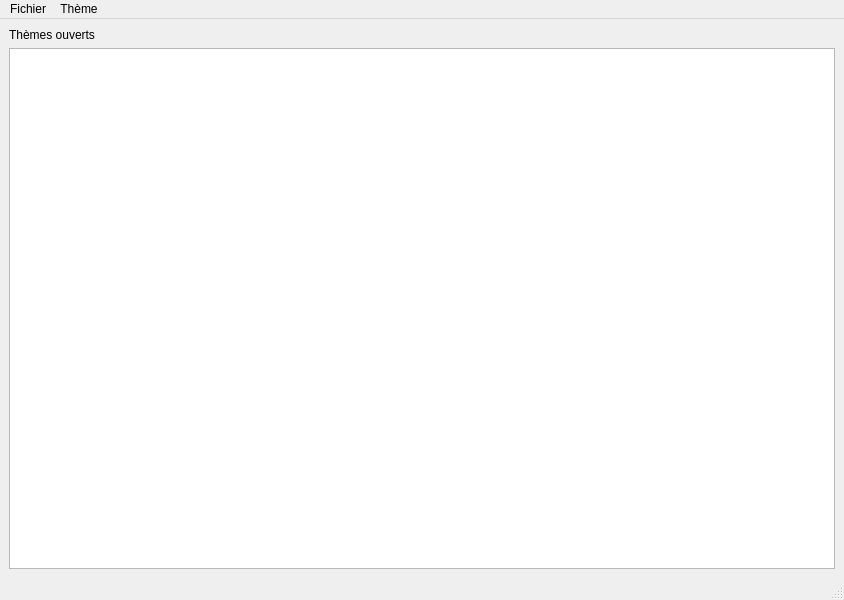
SchawnnDev/ColorThemeManager, file ui/mainwindow.ui: the form before one commit.
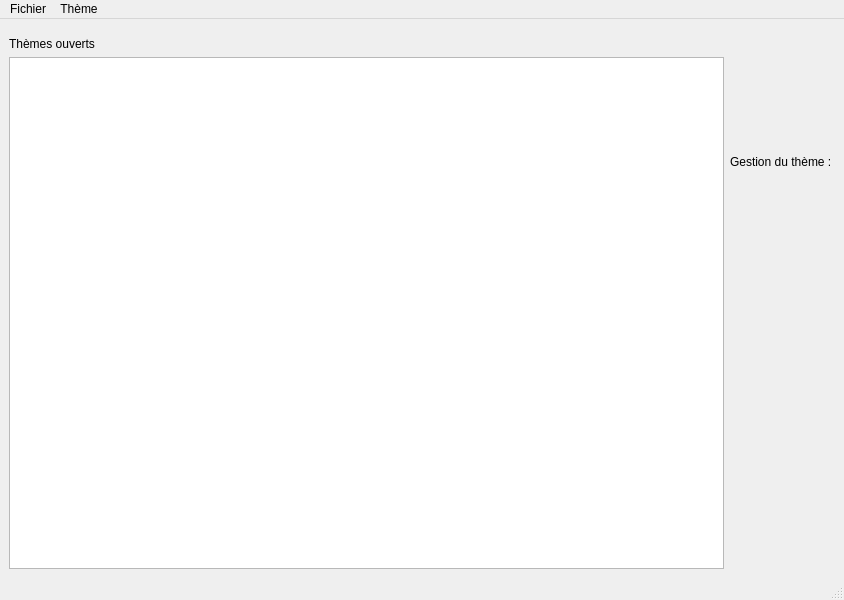
The form after the commit. Custom widgets are drawn as their Qt base class.

Commit message: splitted theme editor into another file

The edit to the form file:
```diff
--- a/ui/mainwindow.ui
+++ b/ui/mainwindow.ui
@@ -17,6 +17,9 @@
    <layout class="QHBoxLayout" name="horizontalLayout_6">
     <item>
      <layout class="QVBoxLayout" name="verticalLayout_2">
+      <property name="topMargin">
+       <number>9</number>
+      </property>
       <item>
        <widget class="QLabel" name="label">
         <property name="text">
@@ -29,6 +32,26 @@
       </item>
      </layout>
     </item>
+    <item>
+     <layout class="QVBoxLayout" name="verticalLayout">
+      <item>
+       <widget class="QLabel" name="label_2">
+        <property name="sizePolicy">
+         <sizepolicy hsizetype="Preferred" vsizetype="Minimum">
+          <horstretch>0</horstretch>
+          <verstretch>0</verstretch>
+         </sizepolicy>
+        </property>
+        <property name="text">
+         <string>Gestion du thème : &lt;nom&gt;</string>
+        </property>
+       </widget>
+      </item>
+      <item>
+       <widget class="ThemeEditor" name="widget" native="true"/>
+      </item>
+     </layout>
+    </item>
    </layout>
   </widget>
   <widget class="QMenuBar" name="menuBar">
@@ -93,6 +116,14 @@
    </property>
   </action>
  </widget>
+ <customwidgets>
+  <customwidget>
+   <class>ThemeEditor</class>
+   <extends>QWidget</extends>
+   <header>themeeditor.h</header>
+   <container>1</container>
+  </customwidget>
+ </customwidgets>
  <resources/>
  <connections/>
 </ui>
```
The commit also changes 8 other files.
